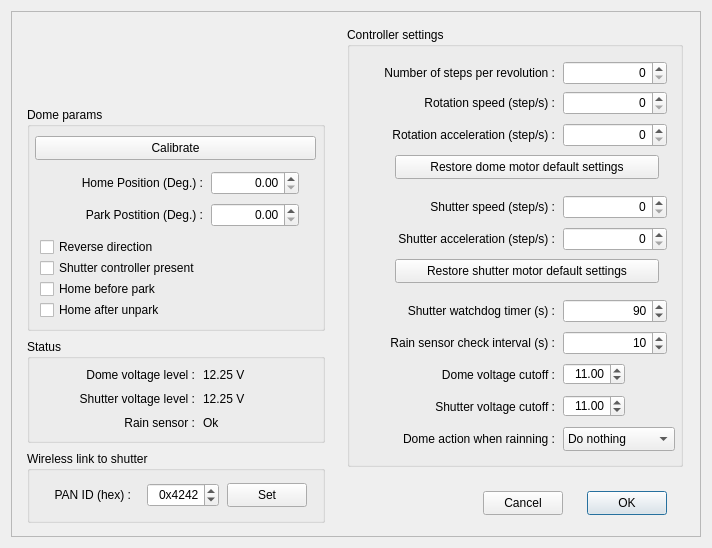
Old version of the form RTI-Dome.ui in the repository rpineau/RTI-Dome.
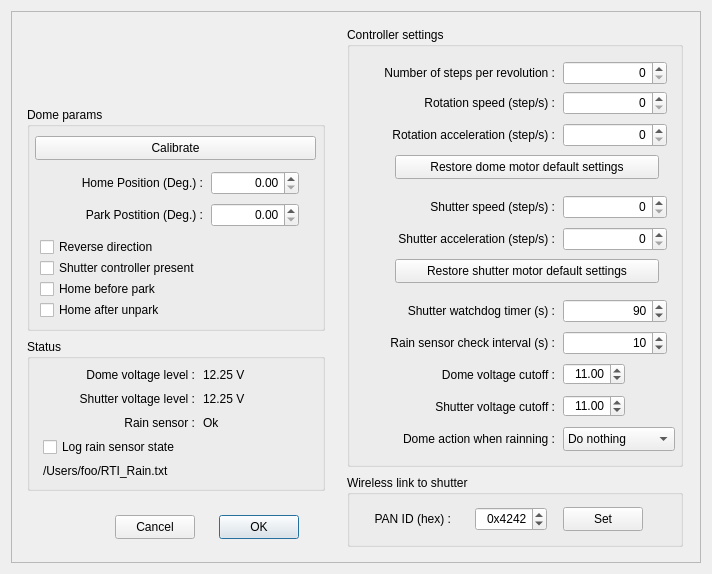
New version of the form. Icons and pictures are not drawn. Custom widgets are drawn as their Qt base class.

```diff
--- a/RTI-Dome.ui
+++ b/RTI-Dome.ui
@@ -7,19 +7,19 @@
     <x>0</x>
     <y>0</y>
     <width>712</width>
-    <height>548</height>
+    <height>574</height>
    </rect>
   </property>
   <property name="minimumSize">
    <size>
     <width>712</width>
-    <height>548</height>
+    <height>574</height>
    </size>
   </property>
   <property name="maximumSize">
    <size>
     <width>712</width>
-    <height>548</height>
+    <height>574</height>
    </size>
   </property>
   <property name="windowTitle">
@@ -599,8 +599,8 @@
      <widget class="QPushButton" name="pushButtonCancel">
       <property name="geometry">
        <rect>
-        <x>472</x>
-        <y>480</y>
+        <x>104</x>
+        <y>504</y>
         <width>80</width>
         <height>24</height>
        </rect>
@@ -612,8 +612,8 @@
      <widget class="QPushButton" name="pushButtonOK">
       <property name="geometry">
        <rect>
-        <x>576</x>
-        <y>480</y>
+        <x>208</x>
+        <y>504</y>
         <width>80</width>
         <height>24</height>
        </rect>
@@ -631,7 +631,7 @@
         <x>16</x>
         <y>328</y>
         <width>298</width>
-        <height>104</height>
+        <height>152</height>
        </rect>
       </property>
       <property name="title">
@@ -727,13 +727,39 @@
         <set>Qt::AlignRight|Qt::AlignTrailing|Qt::AlignVCenter</set>
        </property>
       </widget>
+      <widget class="QCheckBox" name="checkBox">
+       <property name="geometry">
+        <rect>
+         <x>16</x>
+         <y>96</y>
+         <width>192</width>
+         <height>24</height>
+        </rect>
+       </property>
+       <property name="text">
+        <string>Log rain sensor state</string>
+       </property>
+      </widget>
+      <widget class="QLabel" name="filePath">
+       <property name="geometry">
+        <rect>
+         <x>16</x>
+         <y>120</y>
+         <width>264</width>
+         <height>24</height>
+        </rect>
+       </property>
+       <property name="text">
+        <string>/Users/foo/RTI_Rain.txt</string>
+       </property>
+      </widget>
      </widget>
      <widget class="QGroupBox" name="groupBox_3">
       <property name="geometry">
        <rect>
-        <x>16</x>
-        <y>440</y>
-        <width>298</width>
+        <x>336</x>
+        <y>464</y>
+        <width>336</width>
         <height>72</height>
        </rect>
       </property>
@@ -759,7 +785,7 @@
       <widget class="QSpinBox" name="panID">
        <property name="geometry">
         <rect>
-         <x>120</x>
+         <x>128</x>
          <y>32</y>
          <width>72</width>
          <height>24</height>
@@ -784,7 +810,7 @@
       <widget class="QPushButton" name="pushButton_2">
        <property name="geometry">
         <rect>
-         <x>200</x>
+         <x>216</x>
          <y>32</y>
          <width>80</width>
          <height>24</height>
```
